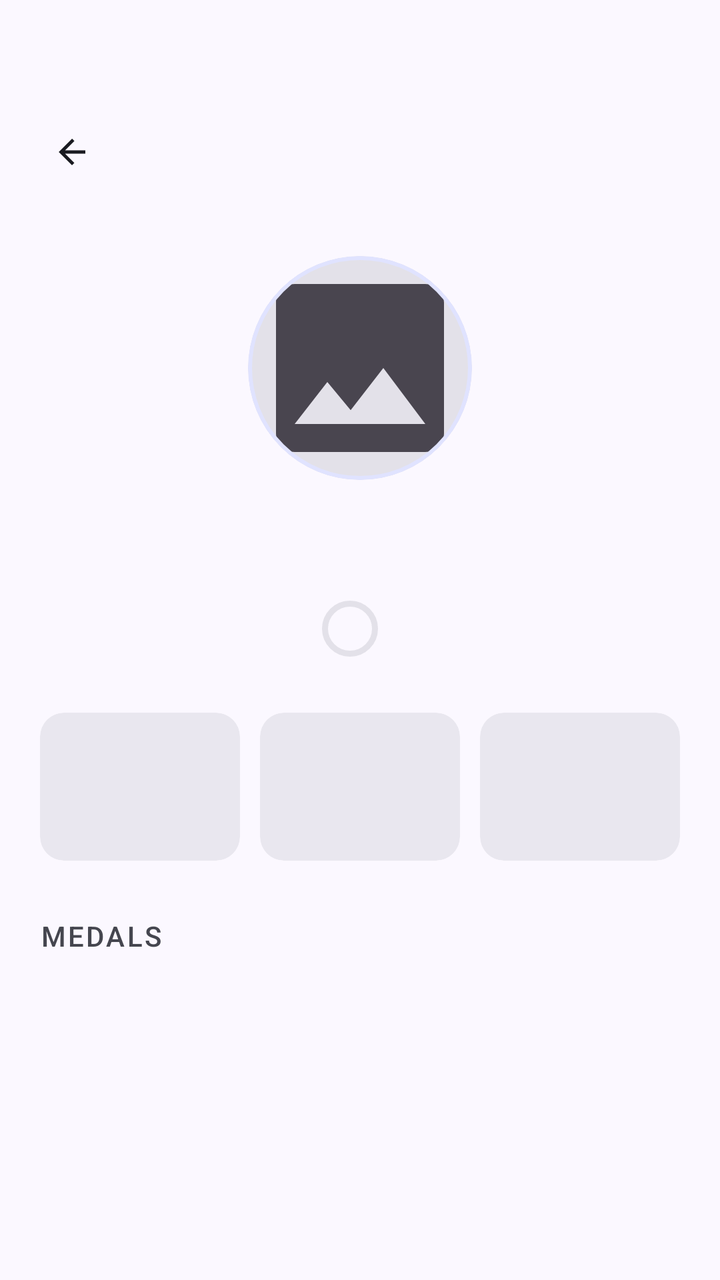
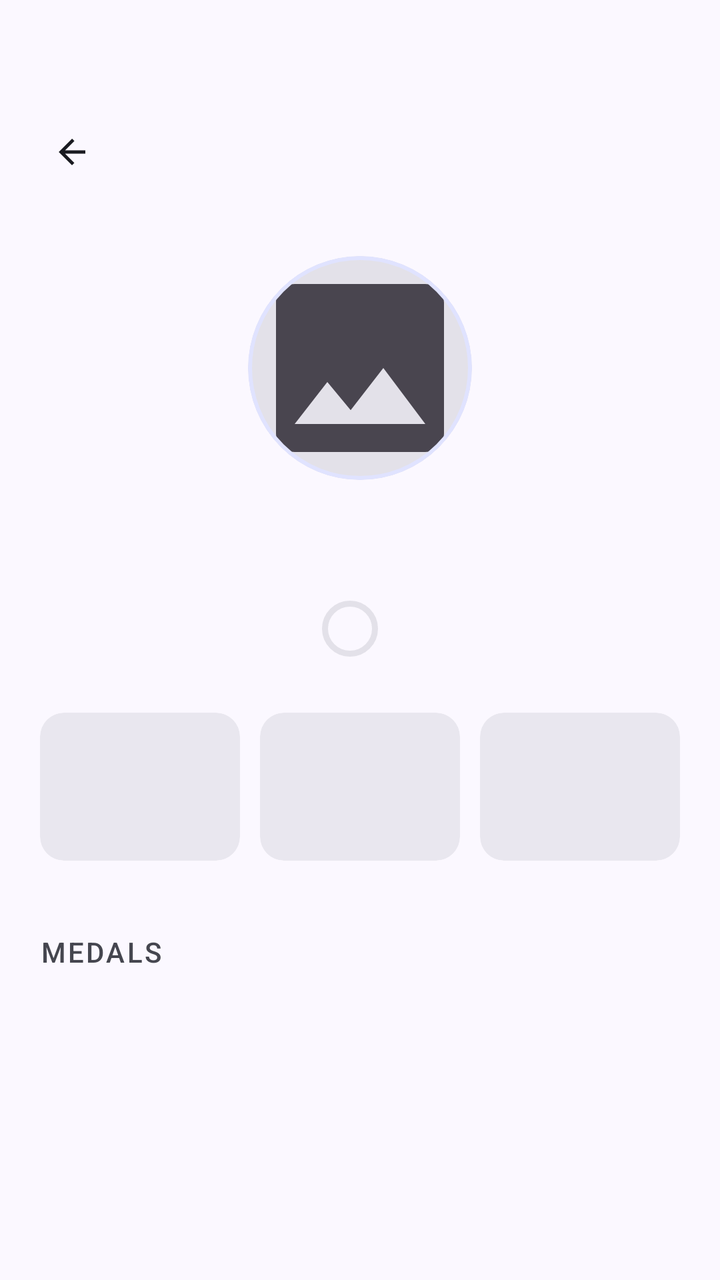

Compare the two renders of this Android layout. The source of the first and the diff that turns it into the second are given below.
<!-- AndroidManifest.xml: application theme Theme.MobileSE -->
<!-- res/layout/screen_member_profile.xml -->
<?xml version="1.0" encoding="utf-8"?>
<androidx.constraintlayout.widget.ConstraintLayout xmlns:android="http://schemas.android.com/apk/res/android"
    xmlns:app="http://schemas.android.com/apk/res-auto"
    android:layout_width="match_parent"
    android:layout_height="match_parent"
    android:background="?attr/colorSurface">

    <include
        android:id="@+id/topBar"
        layout="@layout/part_top_bar"
        app:layout_constraintTop_toTopOf="parent" />

    <ScrollView
        android:layout_width="match_parent"
        android:layout_height="0dp"
        android:fillViewport="true"
        android:clipToPadding="false"
        app:layout_constraintTop_toBottomOf="@id/topBar"
        app:layout_constraintBottom_toBottomOf="parent">

        <androidx.constraintlayout.widget.ConstraintLayout
            android:layout_width="match_parent"
            android:layout_height="wrap_content">

            <LinearLayout
                style="@style/ContentColumn"
                android:paddingBottom="32dp">

                <com.google.android.material.card.MaterialCardView
                    android:layout_width="@dimen/profile_photo_size"
                    android:layout_height="@dimen/profile_photo_size"
                    android:layout_gravity="center_horizontal"
                    android:layout_marginTop="16dp"
                    app:cardCornerRadius="@dimen/profile_photo_radius"
                    app:cardElevation="0dp"
                    app:strokeWidth="2dp"
                    app:strokeColor="?attr/colorPrimaryContainer"
                    app:cardBackgroundColor="?attr/colorSurfaceContainerHighest">

                    <ImageView
                        android:id="@+id/ivMemberPhoto"
                        android:layout_width="match_parent"
                        android:layout_height="match_parent"
                        android:scaleType="centerCrop"
                        android:contentDescription="@string/profile_desc"
                        android:src="@drawable/ic_image" />
                </com.google.android.material.card.MaterialCardView>

                <TextView
                    android:id="@+id/tvMemberName"
                    android:layout_width="match_parent"
                    android:layout_height="wrap_content"
                    android:layout_marginTop="14dp"
                    android:gravity="center"
                    android:maxLines="1"
                    android:ellipsize="end"
                    android:textAppearance="?attr/textAppearanceHeadlineSmall"
                    android:textColor="?attr/colorOnSurface" />

                
                <LinearLayout
                    android:layout_width="wrap_content"
                    android:layout_height="wrap_content"
                    android:layout_gravity="center_horizontal"
                    android:layout_marginTop="10dp"
                    android:orientation="horizontal"
                    android:gravity="center_vertical">

                    <FrameLayout
                        android:layout_width="wrap_content"
                        android:layout_height="wrap_content">

                        <com.google.android.material.progressindicator.CircularProgressIndicator
                            android:id="@+id/piStepsGoal"
                            android:layout_width="wrap_content"
                            android:layout_height="wrap_content"
                            android:layout_gravity="center"
                            android:indeterminate="false"
                            android:progress="0"
                            app:indicatorColor="?attr/colorSecondary"
                            app:indicatorSize="@dimen/leaderboard_ring_size"
                            app:trackColor="?attr/colorSurfaceContainerHighest"
                            app:trackCornerRadius="2dp"
                            app:trackThickness="3dp" />

                        <ImageView
                            android:id="@+id/ivStepsGoalReached"
                            android:layout_width="13dp"
                            android:layout_height="13dp"
                            android:layout_gravity="center"
                            android:contentDescription="@null"
                            android:src="@drawable/ic_check"
                            android:visibility="gone"
                            app:tint="?attr/colorSecondary" />
                    </FrameLayout>

                    <TextView
                        android:id="@+id/tvMemberSteps"
                        android:layout_width="wrap_content"
                        android:layout_height="wrap_content"
                        android:layout_marginStart="10dp"
                        android:textAppearance="?attr/textAppearanceBodyMedium"
                        android:textColor="?attr/colorOnSurfaceVariant" />
                </LinearLayout>

                
                <LinearLayout
                    android:layout_width="match_parent"
                    android:layout_height="wrap_content"
                    android:layout_marginTop="24dp"
                    android:baselineAligned="false"
                    android:orientation="horizontal">

                    <include
                        android:id="@+id/statPoints"
                        layout="@layout/part_member_stat"
                        android:layout_width="0dp"
                        android:layout_height="wrap_content"
                        android:layout_weight="1" />

                    <include
                        android:id="@+id/statWorkouts"
                        layout="@layout/part_member_stat"
                        android:layout_width="0dp"
                        android:layout_height="wrap_content"
                        android:layout_weight="1"
                        android:layout_marginStart="10dp" />

                    <include
                        android:id="@+id/statMedals"
                        layout="@layout/part_member_stat"
                        android:layout_width="0dp"
                        android:layout_height="wrap_content"
                        android:layout_weight="1"
                        android:layout_marginStart="10dp" />
                </LinearLayout>

                <TextView
                    style="@style/TextAppearance.CrewFit.SectionLabel"
                    android:layout_width="wrap_content"
                    android:layout_height="wrap_content"
                    android:layout_marginTop="28dp"
                    android:text="@string/medals_label" />

                <GridLayout
                    android:id="@+id/glMedals"
                    android:layout_width="match_parent"
                    android:layout_height="wrap_content"
                    android:layout_marginTop="10dp"
                    android:columnCount="@integer/medal_columns" />

            </LinearLayout>
        </androidx.constraintlayout.widget.ConstraintLayout>
    </ScrollView>

</androidx.constraintlayout.widget.ConstraintLayout>
<!-- res/layout/part_top_bar.xml (included above) -->
<?xml version="1.0" encoding="utf-8"?>
<androidx.constraintlayout.widget.ConstraintLayout xmlns:android="http://schemas.android.com/apk/res/android"
    xmlns:app="http://schemas.android.com/apk/res-auto"
    android:layout_width="match_parent"
    android:layout_height="wrap_content"
    android:paddingTop="@dimen/top_bar_padding_top"
    android:paddingBottom="12dp">

    <com.google.android.material.button.MaterialButton
        android:id="@+id/btnTopBarBack"
        style="@style/Widget.Material3.Button.IconButton"
        android:layout_width="48dp"
        android:layout_height="48dp"
        android:layout_marginStart="12dp"
        android:contentDescription="@string/back_desc"
        app:icon="@drawable/ic_arrow_back"
        app:iconTint="?attr/colorOnSurface"
        app:layout_constraintStart_toStartOf="parent"
        app:layout_constraintTop_toTopOf="parent" />

    <TextView
        android:id="@+id/tvTopBarTitle"
        android:layout_width="0dp"
        android:layout_height="wrap_content"
        android:layout_marginStart="8dp"
        android:layout_marginEnd="@dimen/screen_padding_horizontal"
        android:maxLines="1"
        android:ellipsize="end"
        android:textAppearance="?attr/textAppearanceHeadlineSmall"
        android:textColor="?attr/colorOnSurface"
        app:layout_constraintBottom_toBottomOf="@id/btnTopBarBack"
        app:layout_constraintEnd_toEndOf="parent"
        app:layout_constraintStart_toEndOf="@id/btnTopBarBack"
        app:layout_constraintTop_toTopOf="@id/btnTopBarBack" />
</androidx.constraintlayout.widget.ConstraintLayout>
<!-- res/layout/part_member_stat.xml (included above) -->
<?xml version="1.0" encoding="utf-8"?>
<com.google.android.material.card.MaterialCardView xmlns:android="http://schemas.android.com/apk/res/android"
    xmlns:app="http://schemas.android.com/apk/res-auto"
    style="@style/Widget.CrewFit.Card"
    android:layout_width="match_parent"
    android:layout_height="wrap_content"
    app:cardBackgroundColor="?attr/colorSurfaceContainerHigh"
    app:shapeAppearance="@style/ShapeAppearance.CrewFit.Small">

    <LinearLayout
        android:layout_width="match_parent"
        android:layout_height="wrap_content"
        android:orientation="vertical"
        android:gravity="center"
        android:paddingTop="14dp"
        android:paddingBottom="14dp">

        <TextView
            android:id="@+id/tvStatValue"
            android:layout_width="wrap_content"
            android:layout_height="wrap_content"
            android:maxLines="1"
            android:textAppearance="?attr/textAppearanceTitleLarge"
            android:textColor="?attr/colorSecondary" />

        <TextView
            android:id="@+id/tvStatLabel"
            android:layout_width="wrap_content"
            android:layout_height="wrap_content"
            android:layout_marginTop="2dp"
            android:maxLines="1"
            android:textAppearance="?attr/textAppearanceLabelSmall"
            android:textColor="?attr/colorOnSurfaceVariant" />

    </LinearLayout>
</com.google.android.material.card.MaterialCardView>
<!-- resources referenced by this layout -->
<resources>
  <dimen name="leaderboard_ring_size">28dp</dimen>
  <dimen name="profile_photo_radius">56dp</dimen>
  <dimen name="profile_photo_size">112dp</dimen>
  <dimen name="screen_padding_horizontal">20dp</dimen>
  <dimen name="top_bar_padding_top">52dp</dimen>
  <integer name="medal_columns">4</integer>
  <string name="back_desc">Back</string>
  <string name="medals_label">MEDALS</string>
  <string name="profile_desc">Profile</string>
  <style name="ShapeAppearance.CrewFit.Small" parent="ShapeAppearance.Material3.Corner.Small">
          <item name="cornerSize">12dp</item>
      </style>
  <style name="Theme.MobileSE" parent="Base.Theme.MobileSE" />
  <dimen name="content_max_width">2000dp</dimen>
  <color name="md_on_surface_variant">#45464F</color>
  <color name="md_surface_container">#EFEDF4</color>
  <style name="ShapeAppearance.CrewFit.Medium" parent="ShapeAppearance.Material3.Corner.Medium">
          <item name="cornerSize">20dp</item>
      </style>
  <color name="md_primary">#4A51B8</color>
  <color name="md_on_primary">#FFFFFF</color>
  <color name="md_primary_container">#E0E3FF</color>
  <color name="md_on_primary_container">#050B63</color>
  <color name="md_secondary">#00795A</color>
  <color name="md_on_secondary">#FFFFFF</color>
  <color name="md_secondary_container">#8CFFD1</color>
  <color name="md_on_secondary_container">#002018</color>
  <color name="md_tertiary">#8C5000</color>
  <color name="md_on_tertiary">#FFFFFF</color>
  <color name="md_tertiary_container">#FFDCC2</color>
  <color name="md_on_tertiary_container">#2E1500</color>
  <color name="md_error">#BA1A1A</color>
  <color name="md_on_error">#FFFFFF</color>
  <color name="md_error_container">#FFDAD6</color>
  <color name="md_on_error_container">#410002</color>
  <color name="md_surface">#FBF8FF</color>
  <color name="md_on_surface">#1A1B21</color>
  <color name="md_surface_variant">#E2E1EC</color>
  <color name="md_surface_container_lowest">#FFFFFF</color>
  <color name="md_surface_container_low">#F5F2FA</color>
  <color name="md_surface_container_high">#E9E7EF</color>
  <color name="md_surface_container_highest">#E3E1E9</color>
  <color name="md_outline">#767680</color>
  <color name="md_outline_variant">#C7C5D0</color>
  <color name="md_inverse_surface">#2F3036</color>
  <color name="md_inverse_on_surface">#F2F0F7</color>
  <style name="ShapeAppearance.CrewFit.Large" parent="ShapeAppearance.Material3.Corner.Large">
          <item name="cornerSize">28dp</item>
      </style>
  <style name="Widget.CrewFit.BottomNav.Indicator" parent="Widget.Material3.BottomNavigationView.ActiveIndicator">
          <item name="android:color">@android:color/transparent</item>
      </style>
  <style name="MaterialAlertDialog.CrewFit" parent="MaterialAlertDialog.Material3">
          <item name="shapeAppearance">@style/ShapeAppearance.CrewFit.Large</item>
          <item name="backgroundTint">@color/md_surface_container_high</item>
      </style>
  <style name="MaterialAlertDialog.CrewFit.Title" parent="MaterialAlertDialog.Material3.Title.Text">
          <item name="android:textAppearance">?attr/textAppearanceHeadlineSmall</item>
          <item name="android:textColor">@color/md_on_surface</item>
      </style>
  <style name="MaterialAlertDialog.CrewFit.Body" parent="MaterialAlertDialog.Material3.Body.Text">
          <item name="android:textAppearance">?attr/textAppearanceBodyLarge</item>
          <item name="android:textColor">@color/md_on_surface_variant</item>
      </style>
  <style name="Widget.CrewFit.Dialog.Button" parent="Widget.Material3.Button.TextButton.Dialog">
          <item name="android:textColor">@color/md_primary</item>
          <item name="android:textAppearance">?attr/textAppearanceLabelLarge</item>
      </style>
  <!-- unchanged entries left out for length: 11 -->
</resources>

<!-- the commit's change to res/layout/screen_member_profile.xml (unified diff, before → after) -->
@@ -134,6 +134,33 @@
                         android:layout_weight="1"
                         android:layout_marginStart="10dp" />
                 </LinearLayout>
+
+
+                
+                <com.google.android.material.button.MaterialButton
+                    android:id="@+id/btnFollow"
+                    style="@style/Widget.CrewFit.Button.Outlined"
+                    android:layout_width="match_parent"
+                    android:layout_height="wrap_content"
+                    android:layout_marginTop="18dp"
+                    android:visibility="gone" />
+
+                
+                <TextView
+                    android:id="@+id/tvMemberCrewsLabel"
+                    style="@style/TextAppearance.CrewFit.SectionLabel"
+                    android:layout_width="wrap_content"
+                    android:layout_height="wrap_content"
+                    android:layout_marginTop="28dp"
+                    android:text="@string/member_crews_label"
+                    android:visibility="gone" />
+
+                <LinearLayout
+                    android:id="@+id/llMemberCrews"
+                    android:layout_width="match_parent"
+                    android:layout_height="wrap_content"
+                    android:layout_marginTop="8dp"
+                    android:orientation="vertical" />
 
                 <TextView
                     style="@style/TextAppearance.CrewFit.SectionLabel"
<!-- resource entries referenced after the edit -->
@@ -8,9 +8,14 @@
   <integer name="medal_columns">4</integer>
   <string name="back_desc">Back</string>
   <string name="medals_label">MEDALS</string>
+  <string name="member_crews_label">CREWS</string>
   <string name="profile_desc">Profile</string>
   <style name="ShapeAppearance.CrewFit.Small" parent="ShapeAppearance.Material3.Corner.Small">
           <item name="cornerSize">12dp</item>
+      </style>
+  <style name="Widget.CrewFit.Button.Outlined" parent="Widget.Material3.Button.OutlinedButton">
+          <item name="android:minHeight">56dp</item>
+          <item name="cornerRadius">16dp</item>
       </style>
   <style name="Theme.MobileSE" parent="Base.Theme.MobileSE" />
   <dimen name="content_max_width">2000dp</dimen>
